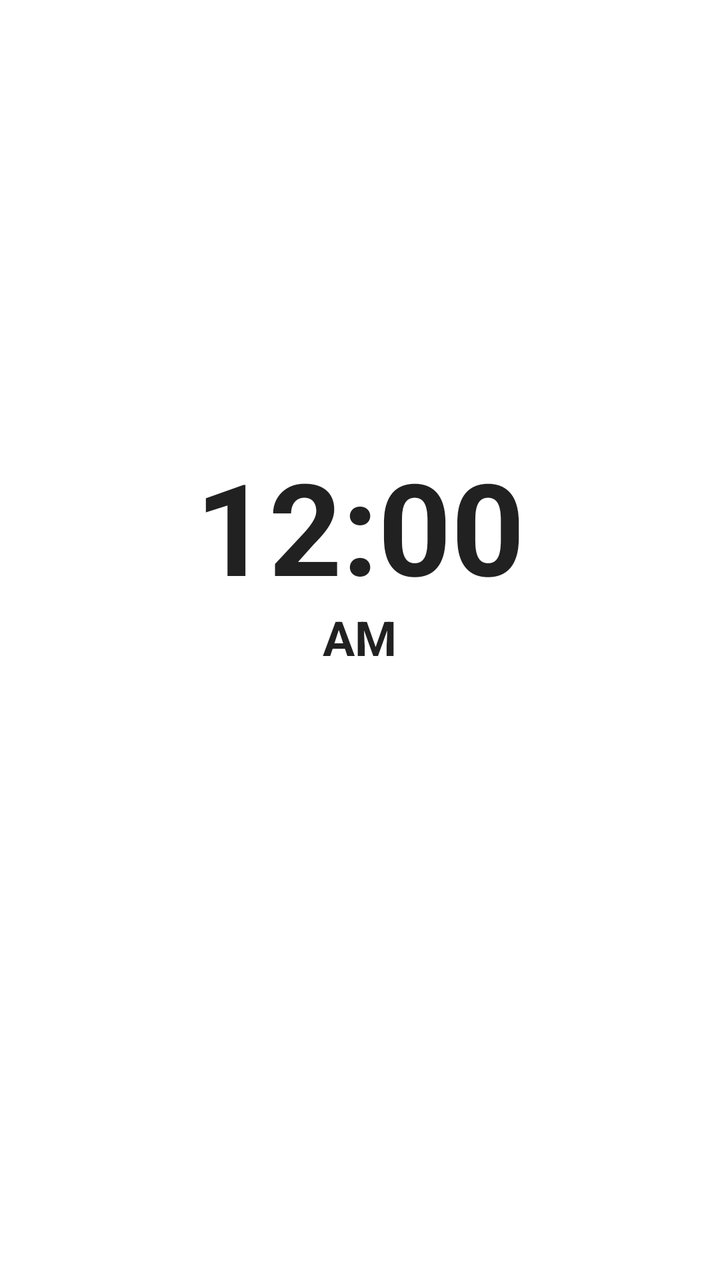
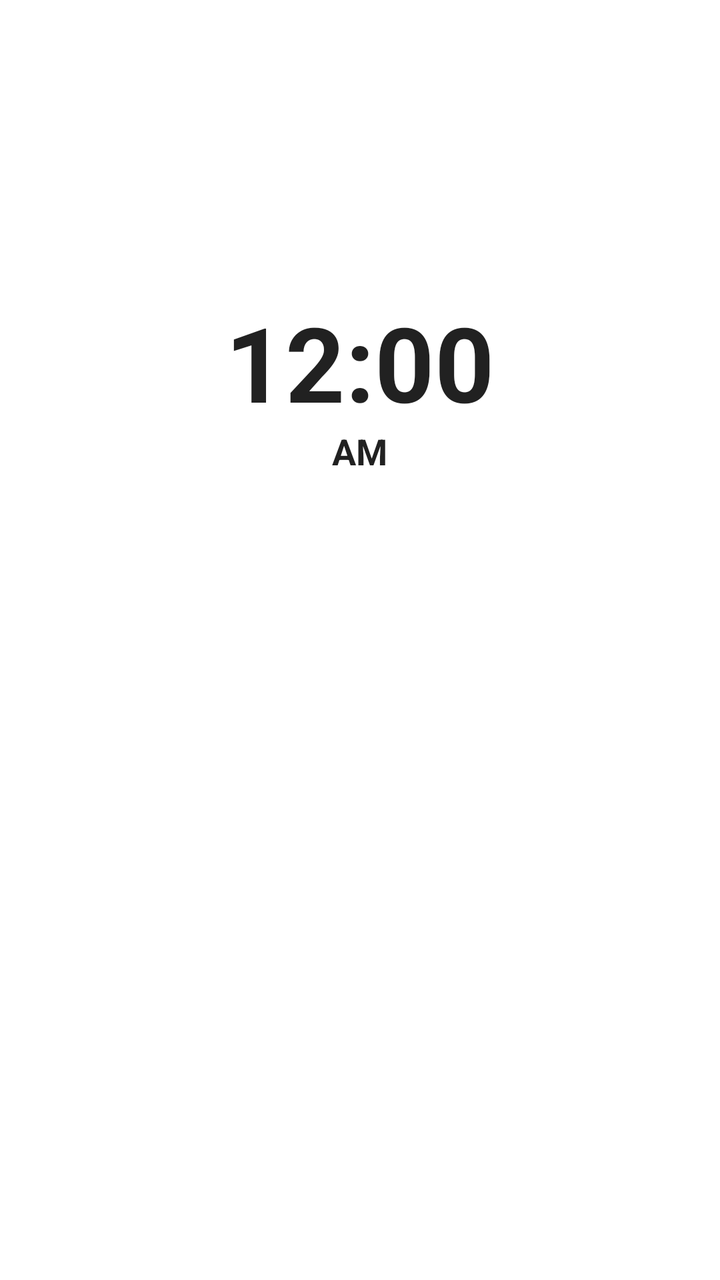

The first picture is an Android layout as it rendered before a commit; the second is the same layout after the commit. The layout source and the unified diff follow.
<!-- AndroidManifest.xml: application theme Theme.MaterialComponents.DayNight.NoActionBar -->
<!-- res/layout/widget_layout_4x4.xml -->
<?xml version="1.0" encoding="utf-8"?>
<FrameLayout xmlns:android="http://schemas.android.com/apk/res/android"
    android:id="@+id/widget_root"
    android:layout_width="match_parent"
    android:layout_height="match_parent">

    
    <ImageView
        android:id="@+id/widget_bg_image"
        android:layout_width="match_parent"
        android:layout_height="match_parent"
        android:scaleType="fitXY"
        android:contentDescription="Widget Background" />

    
    <LinearLayout
        android:layout_width="match_parent"
        android:layout_height="match_parent"
        android:orientation="vertical"
        android:paddingHorizontal="10dp"
        android:paddingVertical="8dp"
        android:gravity="center_horizontal">

        
        <FrameLayout
            android:id="@+id/container_clock_top"
            android:layout_width="match_parent"
            android:layout_height="0dp"
            android:layout_weight="5"
            android:layout_gravity="center">

            <ImageView
                android:id="@+id/iv_hybrid_dial_bg"
                android:layout_width="match_parent"
                android:layout_height="match_parent"
                android:scaleType="fitCenter"
                android:visibility="gone"
                android:contentDescription="Analog Dial" />

            <AnalogClock
                android:id="@+id/analog_clock_view"
                android:layout_width="match_parent"
                android:layout_height="match_parent"
                android:layout_gravity="center"
                android:dial="@drawable/classic_clock_dial"
                android:hand_hour="@drawable/classic_clock_hour"
                android:hand_minute="@drawable/classic_clock_minute"
                android:visibility="gone" />

            <TextClock
                android:id="@+id/tc_hybrid_top_digital"
                android:layout_width="wrap_content"
                android:layout_height="wrap_content"
                android:layout_gravity="top|center_horizontal"
                android:layout_marginTop="24dp"
                android:format12Hour="h:mm"
                android:format24Hour="HH:mm"
                android:textColor="#00F5D4"
                android:textSize="11sp"
                android:textStyle="bold"
                android:includeFontPadding="false"
                android:visibility="gone" />

            <ImageView
                android:id="@+id/iv_digital_clock_bg"
                android:layout_width="match_parent"
                android:layout_height="match_parent"
                android:layout_marginHorizontal="24dp"
                android:layout_marginVertical="12dp"
                android:scaleType="fitXY"
                android:visibility="gone"
                android:contentDescription="Neon Digital Pill" />

            <LinearLayout
                android:id="@+id/container_digital_clock"
                android:layout_width="match_parent"
                android:layout_height="match_parent"
                android:orientation="vertical"
                android:gravity="center"
                android:visibility="visible">

                <TextClock
                    android:id="@+id/tv_digital_clock"
                    android:layout_width="wrap_content"
                    android:layout_height="wrap_content"
                    android:format12Hour="h:mm"
                    android:format24Hour="HH:mm"
                    android:textSize="64sp"
                    android:textStyle="bold"
                    android:includeFontPadding="false" />

                <TextClock
                    android:id="@+id/tv_digital_clock_ampm"
                    android:layout_width="wrap_content"
                    android:layout_height="wrap_content"
                    android:layout_marginTop="2dp"
                    android:format12Hour="a"
                    android:format24Hour=""
                    android:textSize="24sp"
                    android:textStyle="bold"
                    android:includeFontPadding="false" />
            </LinearLayout>

        </FrameLayout>

        
        <LinearLayout
            android:id="@+id/container_elements_bottom"
            android:layout_width="match_parent"
            android:layout_height="wrap_content"
            android:orientation="vertical"
            android:gravity="bottom|center_horizontal"
            android:paddingHorizontal="4dp">

            
            <LinearLayout
                android:id="@+id/container_live_horai_gowri"
                android:layout_width="match_parent"
                android:layout_height="wrap_content"
                android:orientation="horizontal"
                android:gravity="center_vertical"
                android:paddingVertical="2dp">

                <TextView
                    android:id="@+id/tv_widget_live_horai_left"
                    android:layout_width="0dp"
                    android:layout_height="wrap_content"
                    android:layout_weight="1"
                    android:gravity="start"
                    android:textSize="11sp"
                    android:textStyle="bold"
                    android:maxLines="2"
                    android:includeFontPadding="false"
                    android:visibility="gone" />

                <TextView
                    android:id="@+id/tv_widget_live_gowri_right"
                    android:layout_width="0dp"
                    android:layout_height="wrap_content"
                    android:layout_weight="1"
                    android:gravity="end"
                    android:textSize="11sp"
                    android:textStyle="bold"
                    android:maxLines="2"
                    android:includeFontPadding="false"
                    android:visibility="gone" />
            </LinearLayout>

            
            <TextView
                android:id="@+id/tv_widget_horai_gowri_next"
                android:layout_width="match_parent"
                android:layout_height="wrap_content"
                android:gravity="center"
                android:paddingVertical="1dp"
                android:textSize="11sp"
                android:textStyle="normal"
                android:maxLines="1"
                android:includeFontPadding="false"
                android:visibility="gone" />

            <TextView
                android:id="@+id/tv_widget_row1_fixed"
                android:layout_width="match_parent"
                android:layout_height="wrap_content"
                android:gravity="center"
                android:paddingVertical="2dp"
                android:textSize="13sp"
                android:textStyle="bold"
                android:maxLines="1"
                android:includeFontPadding="false" />

            <TextView
                android:id="@+id/tv_widget_row2_opt1"
                android:layout_width="match_parent"
                android:layout_height="wrap_content"
                android:gravity="center"
                android:paddingVertical="2dp"
                android:textSize="12sp"
                android:textStyle="normal"
                android:maxLines="1"
                android:includeFontPadding="false" />

            <TextView
                android:id="@+id/tv_widget_row3_opt2"
                android:layout_width="match_parent"
                android:layout_height="wrap_content"
                android:gravity="center"
                android:paddingVertical="2dp"
                android:textSize="12sp"
                android:textStyle="normal"
                android:maxLines="1"
                android:includeFontPadding="false" />

            <TextView
                android:id="@+id/tv_widget_row4_opt3"
                android:layout_width="match_parent"
                android:layout_height="wrap_content"
                android:gravity="center"
                android:paddingVertical="2dp"
                android:textSize="12sp"
                android:textStyle="normal"
                android:maxLines="1"
                android:includeFontPadding="false" />

        </LinearLayout>

    </LinearLayout>

</FrameLayout>
<!-- resources referenced by this layout -->
<resources>
  <!-- drawable classic_clock_dial: vector/xml drawable (drawable, 3664 chars, omitted) -->
  <!-- drawable classic_clock_hour (drawable) -->
  <?xml version="1.0" encoding="utf-8"?>
  <vector xmlns:android="http://schemas.android.com/apk/res/android"
      android:width="200dp"
      android:height="200dp"
      android:viewportWidth="200"
      android:viewportHeight="200">
  
      
      <path
          android:fillColor="#EBEBEB"
          android:pathData="M 100,48 L 94.5,96 L 100,108 Z" />
  
      
      <path
          android:fillColor="#B8B8B8"
          android:pathData="M 100,48 L 105.5,96 L 100,108 Z" />
  
      
      <path
          android:fillColor="#D8D8D8"
          android:strokeColor="#7A7A7A"
          android:strokeWidth="0.8"
          android:pathData="M 100,100 m -4,0 a 4,4 0 1,0 8,0 a 4,4 0 1,0 -8,0" />
      <path
          android:fillColor="#444444"
          android:pathData="M 100,100 m -1.5,0 a 1.5,1.5 0 1,0 3,0 a 1.5,1.5 0 1,0 -3,0" />
  </vector>
  <!-- drawable classic_clock_minute (drawable) -->
  <?xml version="1.0" encoding="utf-8"?>
  <vector xmlns:android="http://schemas.android.com/apk/res/android"
      android:width="200dp"
      android:height="200dp"
      android:viewportWidth="200"
      android:viewportHeight="200">
  
      
      <path
          android:fillColor="#FFFFFF"
          android:pathData="M 100,28 L 95.5,96 L 100,112 Z" />
  
      
      <path
          android:fillColor="#CCCCCC"
          android:pathData="M 100,28 L 104.5,96 L 100,112 Z" />
  
      
      <path
          android:fillColor="#ECECEC"
          android:strokeColor="#8E8E8E"
          android:strokeWidth="0.8"
          android:pathData="M 100,100 m -4.5,0 a 4.5,4.5 0 1,0 9,0 a 4.5,4.5 0 1,0 -9,0" />
      <path
          android:fillColor="#222222"
          android:pathData="M 100,100 m -1.5,0 a 1.5,1.5 0 1,0 3,0 a 1.5,1.5 0 1,0 -3,0" />
  </vector>
</resources>

<!-- the commit's change to res/layout/widget_layout_4x4.xml (unified diff, before → after) -->
@@ -18,147 +18,179 @@
         android:layout_height="match_parent"
         android:orientation="vertical"
         android:paddingHorizontal="10dp"
-        android:paddingVertical="8dp"
-        android:gravity="center_horizontal">
+        android:paddingVertical="8dp">
 
         
-        <FrameLayout
-            android:id="@+id/container_clock_top"
+        <LinearLayout
+            android:id="@+id/container_top_horizontal"
             android:layout_width="match_parent"
             android:layout_height="0dp"
-            android:layout_weight="5"
-            android:layout_gravity="center">
-
-            <ImageView
-                android:id="@+id/iv_hybrid_dial_bg"
-                android:layout_width="match_parent"
+            android:layout_weight="6"
+            android:orientation="horizontal"
+            android:gravity="center_vertical">
+
+            
+            <LinearLayout
+                android:id="@+id/container_top_left"
+                android:layout_width="0dp"
                 android:layout_height="match_parent"
-                android:scaleType="fitCenter"
-                android:visibility="gone"
-                android:contentDescription="Analog Dial" />
-
-            <AnalogClock
-                android:id="@+id/analog_clock_view"
-                android:layout_width="match_parent"
+                android:layout_weight="1"
+                android:orientation="vertical"
+                android:gravity="center_vertical|start"
+                android:paddingEnd="4dp">
+
+                <TextView
+                    android:id="@+id/tv_widget_live_horai_left"
+                    android:layout_width="match_parent"
+                    android:layout_height="wrap_content"
+                    android:gravity="start"
+                    android:textSize="11sp"
+                    android:textStyle="bold"
+                    android:maxLines="3"
+                    android:includeFontPadding="false"
+                    android:visibility="gone" />
+            </LinearLayout>
+
+            
+            <LinearLayout
+                android:id="@+id/container_top_middle"
+                android:layout_width="0dp"
                 android:layout_height="match_parent"
-                android:layout_gravity="center"
-                android:dial="@drawable/classic_clock_dial"
-                android:hand_hour="@drawable/classic_clock_hour"
-                android:hand_minute="@drawable/classic_clock_minute"
-                android:visibility="gone" />
-
-            <TextClock
-                android:id="@+id/tc_hybrid_top_digital"
-                android:layout_width="wrap_content"
-                android:layout_height="wrap_content"
-                android:layout_gravity="top|center_horizontal"
-                android:layout_marginTop="24dp"
-                android:format12Hour="h:mm"
-                android:format24Hour="HH:mm"
-                android:textColor="#00F5D4"
-                android:textSize="11sp"
-                android:textStyle="bold"
-                android:includeFontPadding="false"
-                android:visibility="gone" />
-
-            <ImageView
-                android:id="@+id/iv_digital_clock_bg"
-                android:layout_width="match_parent"
+                android:layout_weight="2"
+                android:orientation="vertical"
+                android:gravity="center_horizontal">
+
+                <FrameLayout
+                    android:id="@+id/container_clock_top"
+                    android:layout_width="match_parent"
+                    android:layout_height="0dp"
+                    android:layout_weight="1"
+                    android:layout_gravity="center">
+
+                    <ImageView
+                        android:id="@+id/iv_hybrid_dial_bg"
+                        android:layout_width="match_parent"
+                        android:layout_height="match_parent"
+                        android:scaleType="fitCenter"
+                        android:visibility="gone"
+                        android:contentDescription="Analog Dial" />
+
+                    <AnalogClock
+                        android:id="@+id/analog_clock_view"
+                        android:layout_width="match_parent"
+                        android:layout_height="match_parent"
+                        android:layout_gravity="center"
+                        android:dial="@drawable/classic_clock_dial"
+                        android:hand_hour="@drawable/classic_clock_hour"
+                        android:hand_minute="@drawable/classic_clock_minute"
+                        android:visibility="gone" />
+
+                    <TextClock
+                        android:id="@+id/tc_hybrid_top_digital"
+                        android:layout_width="wrap_content"
+                        android:layout_height="wrap_content"
+                        android:layout_gravity="top|center_horizontal"
+                        android:layout_marginTop="42dp"
+                        android:format12Hour="h:mm"
+                        android:format24Hour="HH:mm"
+                        android:textColor="#00F5D4"
+                        android:textSize="10sp"
+                        android:textStyle="bold"
+                        android:includeFontPadding="false"
+                        android:visibility="gone" />
+
+                    <ImageView
+                        android:id="@+id/iv_digital_clock_bg"
+                        android:layout_width="match_parent"
+                        android:layout_height="match_parent"
+                        android:layout_marginHorizontal="12dp"
+                        android:layout_marginVertical="12dp"
+                        android:scaleType="fitXY"
+                        android:visibility="gone"
+                        android:contentDescription="Neon Digital Pill" />
+
+                    <LinearLayout
+                        android:id="@+id/container_digital_clock"
+                        android:layout_width="match_parent"
+                        android:layout_height="match_parent"
+                        android:orientation="vertical"
+                        android:gravity="center"
+                        android:visibility="visible">
+
+                        <TextClock
+                            android:id="@+id/tv_digital_clock"
+                            android:layout_width="wrap_content"
+                            android:layout_height="wrap_content"
+                            android:format12Hour="h:mm"
+                            android:format24Hour="HH:mm"
+                            android:textSize="52sp"
+                            android:textStyle="bold"
+                            android:includeFontPadding="false" />
+
+                        <TextClock
+                            android:id="@+id/tv_digital_clock_ampm"
+                            android:layout_width="wrap_content"
+                            android:layout_height="wrap_content"
+                            android:layout_marginTop="2dp"
+                            android:format12Hour="a"
+                            android:format24Hour=""
+                            android:textSize="18sp"
+                            android:textStyle="bold"
+                            android:includeFontPadding="false" />
+                    </LinearLayout>
+
+                </FrameLayout>
+
+                
+                <TextView
+                    android:id="@+id/tv_widget_horai_gowri_next"
+                    android:layout_width="match_parent"
+                    android:layout_height="wrap_content"
+                    android:gravity="center"
+                    android:paddingTop="2dp"
+                    android:paddingBottom="1dp"
+                    android:textSize="10sp"
+                    android:textStyle="normal"
+                    android:maxLines="1"
+                    android:includeFontPadding="false"
+                    android:visibility="gone" />
+
+            </LinearLayout>
+
+            
+            <LinearLayout
+                android:id="@+id/container_top_right"
+                android:layout_width="0dp"
                 android:layout_height="match_parent"
-                android:layout_marginHorizontal="24dp"
-                android:layout_marginVertical="12dp"
-                android:scaleType="fitXY"
-                android:visibility="gone"
-                android:contentDescription="Neon Digital Pill" />
-
-            <LinearLayout
-                android:id="@+id/container_digital_clock"
-                android:layout_width="match_parent"
-                android:layout_height="match_parent"
+                android:layout_weight="1"
                 android:orientation="vertical"
-                android:gravity="center"
-                android:visibility="visible">
-
-                <TextClock
-                    android:id="@+id/tv_digital_clock"
-                    android:layout_width="wrap_content"
+                android:gravity="center_vertical|end"
+                android:paddingStart="4dp">
+
+                <TextView
+                    android:id="@+id/tv_widget_live_gowri_right"
+                    android:layout_width="match_parent"
                     android:layout_height="wrap_content"
-                    android:format12Hour="h:mm"
-                    android:format24Hour="HH:mm"
-                    android:textSize="64sp"
+                    android:gravity="end"
+                    android:textSize="11sp"
                     android:textStyle="bold"
-                    android:includeFontPadding="false" />
-
-                <TextClock
-                    android:id="@+id/tv_digital_clock_ampm"
-                    android:layout_width="wrap_content"
-                    android:layout_height="wrap_content"
-                    android:layout_marginTop="2dp"
-                    android:format12Hour="a"
-                    android:format24Hour=""
-                    android:textSize="24sp"
-                    android:textStyle="bold"
-                    android:includeFontPadding="false" />
+                    android:maxLines="3"
+                    android:includeFontPadding="false"
+                    android:visibility="gone" />
             </LinearLayout>
 
-        </FrameLayout>
+        </LinearLayout>
 
         
         <LinearLayout
             android:id="@+id/container_elements_bottom"
             android:layout_width="match_parent"
-            android:layout_height="wrap_content"
+            android:layout_height="0dp"
+            android:layout_weight="4"
             android:orientation="vertical"
             android:gravity="bottom|center_horizontal"
             android:paddingHorizontal="4dp">
 
-            
-            <LinearLayout
-                android:id="@+id/container_live_horai_gowri"
-                android:layout_width="match_parent"
-                android:layout_height="wrap_content"
-                android:orientation="horizontal"
-                android:gravity="center_vertical"
-                android:paddingVertical="2dp">
-
-                <TextView
-                    android:id="@+id/tv_widget_live_horai_left"
-                    android:layout_width="0dp"
-                    android:layout_height="wrap_content"
-                    android:layout_weight="1"
-                    android:gravity="start"
-                    android:textSize="11sp"
-                    android:textStyle="bold"
-                    android:maxLines="2"
-                    android:includeFontPadding="false"
-                    android:visibility="gone" />
-
-                <TextView
-                    android:id="@+id/tv_widget_live_gowri_right"
-                    android:layout_width="0dp"
-                    android:layout_height="wrap_content"
-                    android:layout_weight="1"
-                    android:gravity="end"
-                    android:textSize="11sp"
-                    android:textStyle="bold"
-                    android:maxLines="2"
-                    android:includeFontPadding="false"
-                    android:visibility="gone" />
-            </LinearLayout>
-
-            
-            <TextView
-                android:id="@+id/tv_widget_horai_gowri_next"
-                android:layout_width="match_parent"
-                android:layout_height="wrap_content"
-                android:gravity="center"
-                android:paddingVertical="1dp"
-                android:textSize="11sp"
-                android:textStyle="normal"
-                android:maxLines="1"
-                android:includeFontPadding="false"
-                android:visibility="gone" />
-
             <TextView
                 android:id="@+id/tv_widget_row1_fixed"
                 android:layout_width="match_parent"
